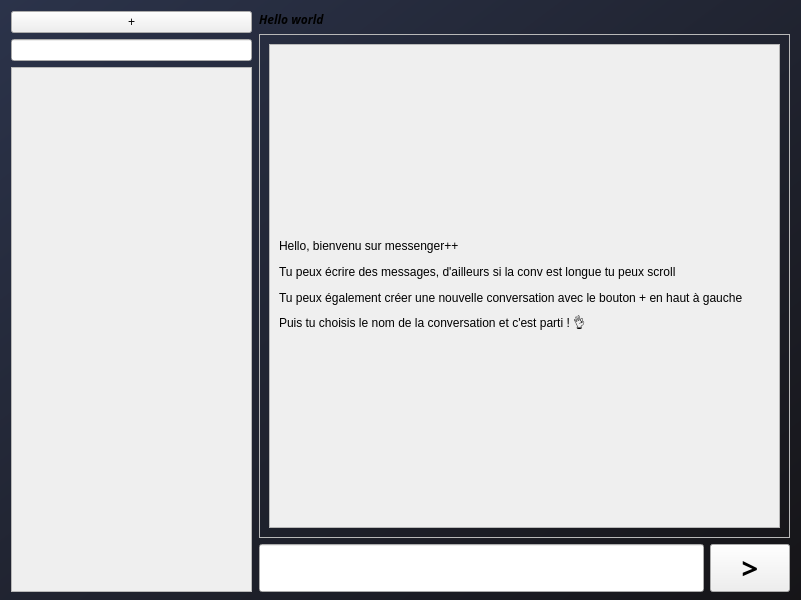
This is qt_front/mainwindow.ui in Alexndrs/IN204-messenger-frontend as Qt 5 draws it before an edit. The edited form follows.
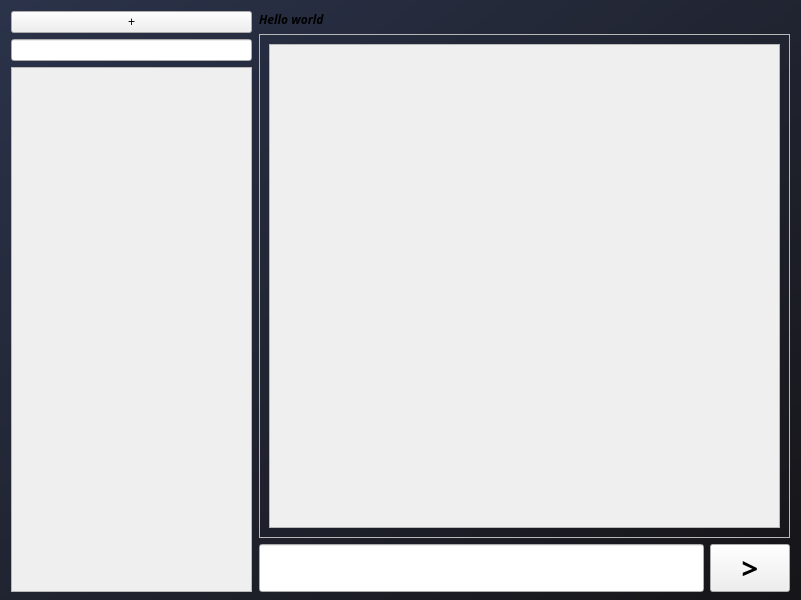
This is the edited form.

The edit to the form file:
```diff
--- a/qt_front/mainwindow.ui
+++ b/qt_front/mainwindow.ui
@@ -134,7 +134,7 @@
             <rect>
              <x>0</x>
              <y>0</y>
-             <width>606</width>
+             <width>503</width>
              <height>464</height>
             </rect>
            </property>
@@ -146,140 +146,7 @@
            </property>
            <layout class="QVBoxLayout" name="verticalLayout_2">
             <item>
-             <layout class="QVBoxLayout" name="messageList">
-              <item>
-               <layout class="QHBoxLayout" name="horizontalLayout_9">
-                <item>
-                 <widget class="QLabel" name="label_7">
-                  <property name="sizePolicy">
-                   <sizepolicy hsizetype="Maximum" vsizetype="Maximum">
-                    <horstretch>0</horstretch>
-                    <verstretch>0</verstretch>
-                   </sizepolicy>
-                  </property>
-                  <property name="styleSheet">
-                   <string notr="true"/>
-                  </property>
-                  <property name="text">
-                   <string>Hello, bienvenu sur messenger++</string>
-                  </property>
-                 </widget>
-                </item>
-                <item>
-                 <spacer name="horizontalSpacer_7">
-                  <property name="orientation">
-                   <enum>Qt::Horizontal</enum>
-                  </property>
-                  <property name="sizeHint" stdset="0">
-                   <size>
-                    <width>40</width>
-                    <height>20</height>
-                   </size>
-                  </property>
-                 </spacer>
-                </item>
-               </layout>
-              </item>
-              <item>
-               <layout class="QHBoxLayout" name="horizontalLayout_12">
-                <item>
-                 <widget class="QLabel" name="label_10">
-                  <property name="sizePolicy">
-                   <sizepolicy hsizetype="Maximum" vsizetype="Maximum">
-                    <horstretch>0</horstretch>
-                    <verstretch>0</verstretch>
-                   </sizepolicy>
-                  </property>
-                  <property name="styleSheet">
-                   <string notr="true"/>
-                  </property>
-                  <property name="text">
-                   <string>Tu peux écrire des messages, d'ailleurs si la conv est longue tu peux scroll</string>
-                  </property>
-                 </widget>
-                </item>
-                <item>
-                 <spacer name="horizontalSpacer_10">
-                  <property name="orientation">
-                   <enum>Qt::Horizontal</enum>
-                  </property>
-                  <property name="sizeHint" stdset="0">
-                   <size>
-                    <width>40</width>
-                    <height>20</height>
-                   </size>
-                  </property>
-                 </spacer>
-                </item>
-               </layout>
-              </item>
-              <item>
-               <layout class="QHBoxLayout" name="horizontalLayout_13">
-                <item>
-                 <widget class="QLabel" name="label_11">
-                  <property name="sizePolicy">
-                   <sizepolicy hsizetype="Maximum" vsizetype="Maximum">
-                    <horstretch>0</horstretch>
-                    <verstretch>0</verstretch>
-                   </sizepolicy>
-                  </property>
-                  <property name="styleSheet">
-                   <string notr="true"/>
-                  </property>
-                  <property name="text">
-                   <string>Tu peux également créer une nouvelle conversation avec le bouton + en haut à gauche</string>
-                  </property>
-                 </widget>
-                </item>
-                <item>
-                 <spacer name="horizontalSpacer_11">
-                  <property name="orientation">
-                   <enum>Qt::Horizontal</enum>
-                  </property>
-                  <property name="sizeHint" stdset="0">
-                   <size>
-                    <width>40</width>
-                    <height>20</height>
-                   </size>
-                  </property>
-                 </spacer>
-                </item>
-               </layout>
-              </item>
-              <item>
-               <layout class="QHBoxLayout" name="horizontalLayout_14">
-                <item>
-                 <widget class="QLabel" name="label_12">
-                  <property name="sizePolicy">
-                   <sizepolicy hsizetype="Maximum" vsizetype="Maximum">
-                    <horstretch>0</horstretch>
-                    <verstretch>0</verstretch>
-                   </sizepolicy>
-                  </property>
-                  <property name="styleSheet">
-                   <string notr="true"/>
-                  </property>
-                  <property name="text">
-                   <string>Puis tu choisis le nom de la conversation et c'est parti ! 👌</string>
-                  </property>
-                 </widget>
-                </item>
-                <item>
-                 <spacer name="horizontalSpacer_12">
-                  <property name="orientation">
-                   <enum>Qt::Horizontal</enum>
-                  </property>
-                  <property name="sizeHint" stdset="0">
-                   <size>
-                    <width>40</width>
-                    <height>20</height>
-                   </size>
-                  </property>
-                 </spacer>
-                </item>
-               </layout>
-              </item>
-             </layout>
+             <layout class="QVBoxLayout" name="messageList"/>
             </item>
            </layout>
           </widget>
```
